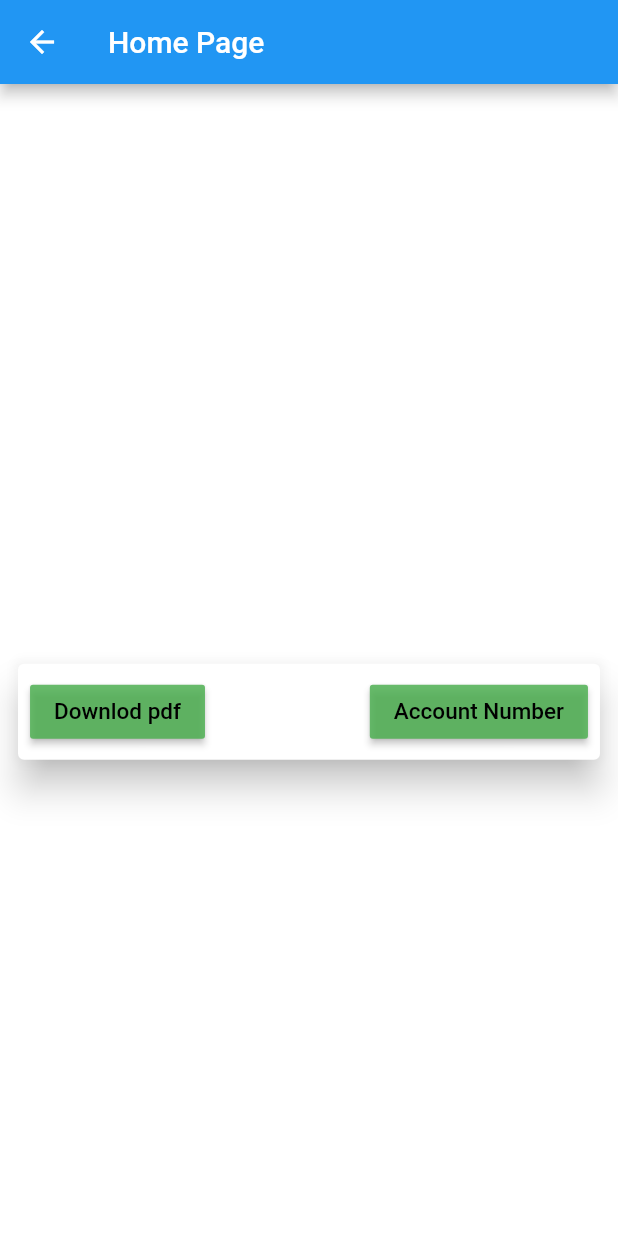
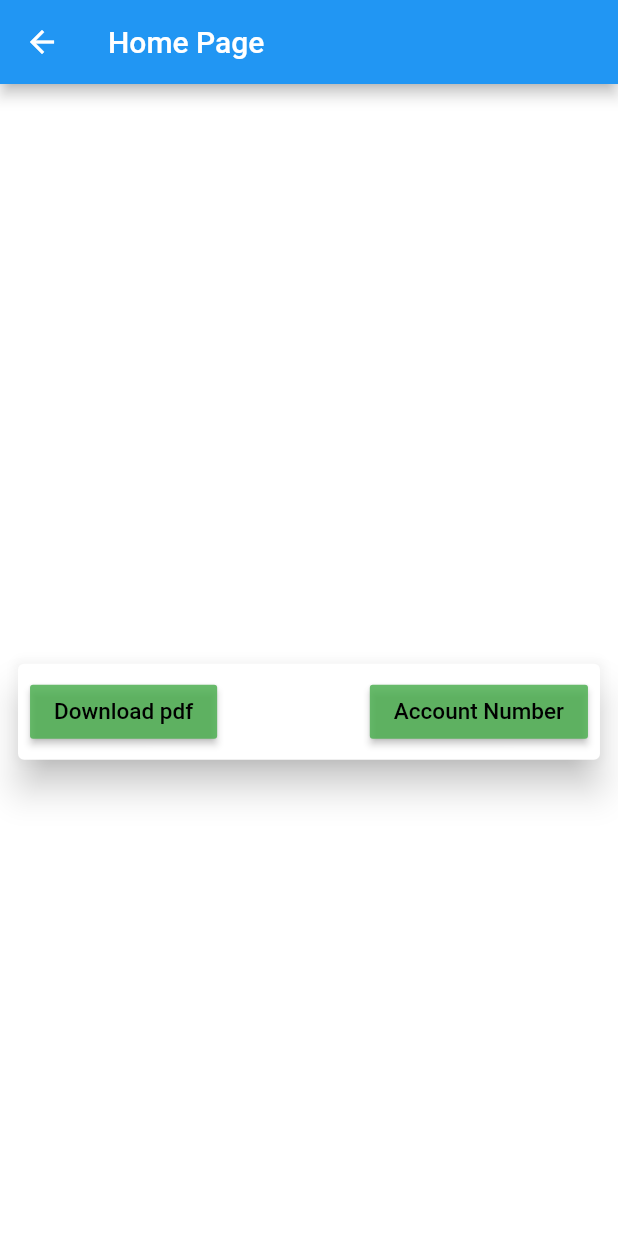
Before and after one commit to sandaruwan-eng/Yukon-sampleapp, a Flutter app: the HomePage screen opened by its route, on a phone screen of 412 x 824 dp. Run offline on Flutter 3.47's test engine with Material 2 defaults, Android fonts, the phone set to English and light mode, and no system bars; our stand-ins replace dio, flutter_screenutil, permission_handler, shared_preferences; missing offline and left inert: ndialog, pdf_text, syncfusion_flutter_pdfviewer; accounts and stored records are empty.

Commit message:
create comment

```diff
--- a/lib/screens/home_screen.dart
+++ b/lib/screens/home_screen.dart
@@ -70,6 +70,7 @@ class _HomePageState extends State<HomePage> {
                         isFileExsist = pdfFile.existsSync();
 
                         if (isFileExsist) {
+                          // route to PDF viewer screen
                           Navigator.push(context,
                               MaterialPageRoute(builder: (context) {
                             return PdfViewScreen(pdfFile.path);
@@ -80,6 +81,7 @@ class _HomePageState extends State<HomePage> {
                             requestWritePermission();
                             _allowWriteFile = true;
                           }
+                          // download PDF file
                           await downloadFile(
                               UrlConstant.PDF_URL, "$path/$extension", context);
                           setState(() {
@@ -88,7 +90,7 @@ class _HomePageState extends State<HomePage> {
                         }
                       },
                       child: Text(
-                        isFileExsist ? "View pdf" : "Downlod pdf",
+                        isFileExsist ? "View pdf" : "Download pdf",
                         style: buttonsTextstyle,
                       ),
                     ),
@@ -97,6 +99,7 @@ class _HomePageState extends State<HomePage> {
                     RaisedButton(
                       color: homeScreenButton,
                       onPressed: () async {
+                        // read data from downloaded PDF
                         String result = await readPdf(extension, context);
                         if (result != "") {
                           setState(() {
```
